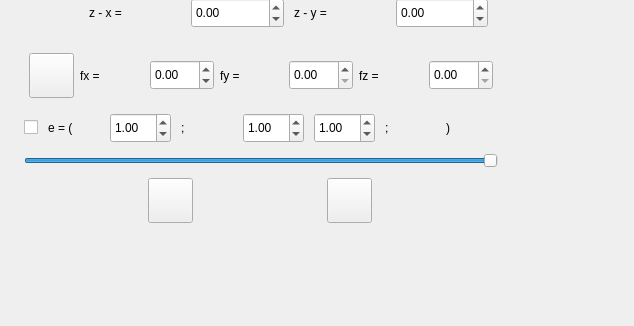
Above: source/dialog.ui from leomolokov/graphics before the change; both pictures show x 0 to 634 and y 376 to 702 of the 1050 by 702 pixel window. Below: the same form after it.
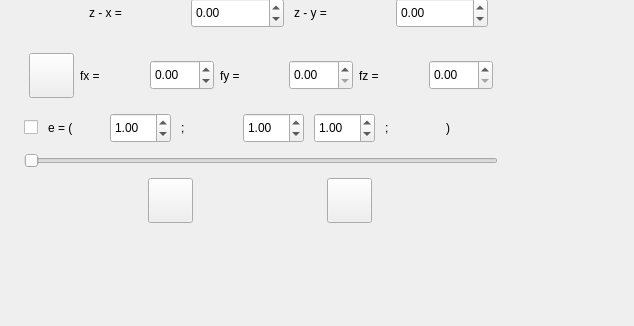
That is the form after the change. Icons and pictures are not drawn.

What changed in the file:
```diff
--- a/source/dialog.ui
+++ b/source/dialog.ui
@@ -989,12 +989,15 @@
               </layout>
              </item>
              <item>
-              <widget class="QSlider" name="horizontalSlider">
+              <widget class="QSlider" name="SpeedSlider">
+               <property name="minimum">
+                <number>1</number>
+               </property>
                <property name="maximum">
                 <number>100</number>
                </property>
                <property name="value">
-                <number>100</number>
+                <number>1</number>
                </property>
                <property name="orientation">
                 <enum>Qt::Horizontal</enum>
```
Left out of the diff: 4 changed lines with no effect on the pictures.
